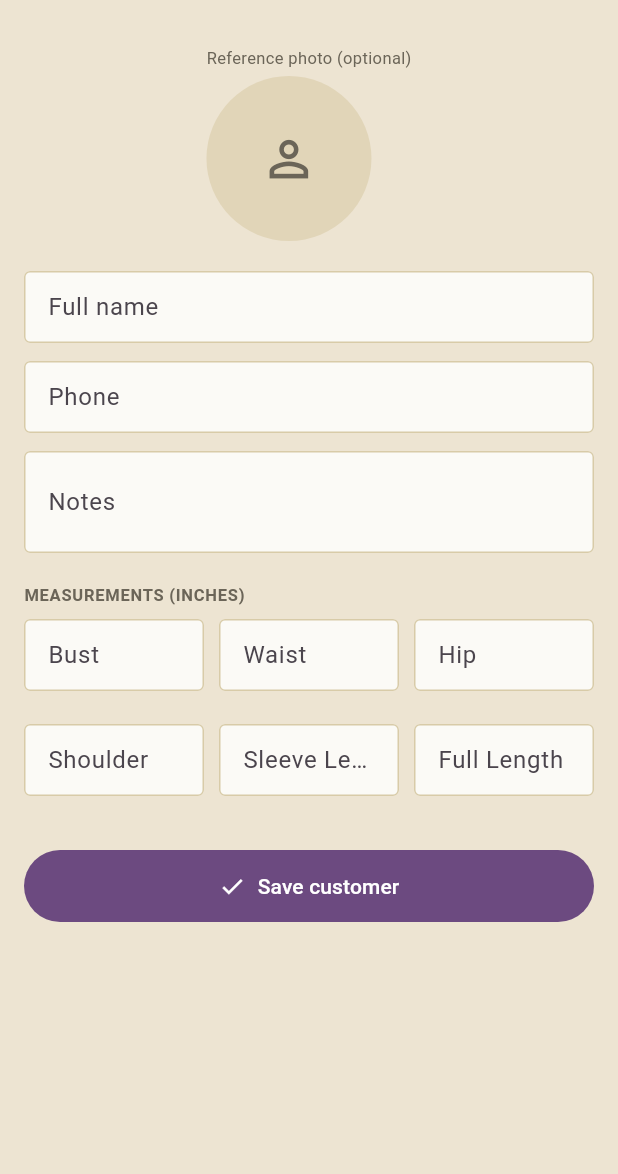
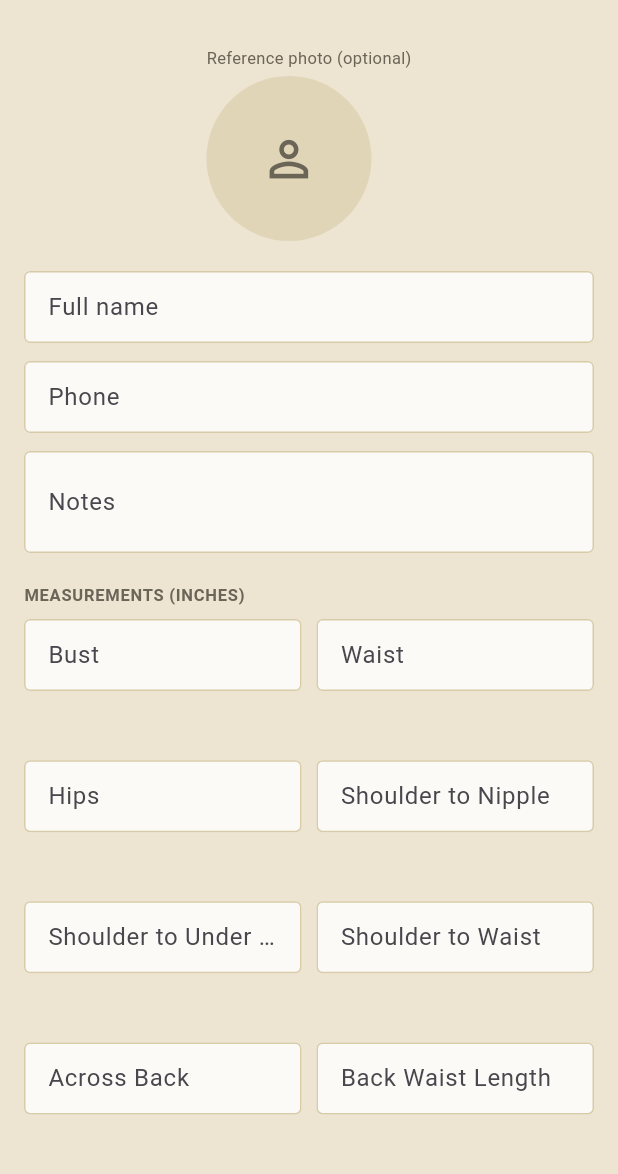
Before and after one commit to patrickangmor-del/tessy-creations-app, a Flutter app: the CustomerFormScreen screen opened directly, on a phone screen of 412 x 824 dp, the part 62-1236 px from its top. Run offline on Flutter 3.47's test engine with Material 3 defaults, Android fonts, the phone set to English and light mode, and no system bars; our stand-ins replace fl_chart, image_picker, sqflite; accounts and stored records are empty.

Commit message:
Replace placeholder measurements with the real standard set
Swaps the original 6 generic measurement fields for the 19 specific
ones actually used: Bust, Waist, Hips, Shoulder to Nipple, Shoulder to
Under Bust, Shoulder to Waist, Across Back, Back Waist Length, Around
Shoulder, three Skirt/Slit Length variants, three Sleeve Length
variants, and three Around Arm variants. Grouped into labeled sections
on both the add/edit form and the detail view so a long flat list of
inputs doesn't turn into a wall of text fields.

Customer now stores measurements as a key->value map instead of one
Dart field per measurement, since 19 named fields would have meant 19
constructor params, 19 copyWith params, etc. for no real benefit --
the database still uses one real column per measurement.

Existing on-device data is migrated (DB v2 -> v3): the old "hip" column
carries over to the new "hips" field since it's the same measurement
renamed. The old shoulder/sleeveLength/fullLength values are left in
their original (now-unused) columns rather than guessed into one of
the new, more specific fields -- there's no reliable mapping from a
single old generic value to which of the three new variants it meant.

Co-Authored-By: Claude Sonnet 5 <noreply@anthropic.com>
Claude-Session: https://claude.ai/code/session_0186RtkGrRTth4jWaZr5WDW3

```diff
--- a/lib/data/models/customer.dart
+++ b/lib/data/models/customer.dart
@@ -5,13 +5,50 @@ class MeasurementField {
   final String label;
 }
 
-const measurementFields = [
-  MeasurementField('bust', 'Bust'),
-  MeasurementField('waist', 'Waist'),
-  MeasurementField('hip', 'Hip'),
-  MeasurementField('shoulder', 'Shoulder'),
-  MeasurementField('sleeveLength', 'Sleeve Length'),
-  MeasurementField('fullLength', 'Full Length'),
+/// A group of related measurement fields, shown under a shared heading
+/// (e.g. the three skirt-length variants). [title] is null for the leading
+/// group of general fields, which sits directly under the screen's own
+/// "Measurements" heading with no sub-heading of its own.
+class MeasurementSection {
+  const MeasurementSection(this.title, this.fields);
+  final String? title;
+  final List<MeasurementField> fields;
+}
+
+const measurementSections = [
+  MeasurementSection(null, [
+    MeasurementField('bust', 'Bust'),
+    MeasurementField('waist', 'Waist'),
+    MeasurementField('hips', 'Hips'),
+    MeasurementField('shoulderToNipple', 'Shoulder to Nipple'),
+    MeasurementField('shoulderToUnderBust', 'Shoulder to Under Bust'),
+    MeasurementField('shoulderToWaist', 'Shoulder to Waist'),
+    MeasurementField('acrossBack', 'Across Back'),
+    MeasurementField('backWaistLength', 'Back Waist Length'),
+    MeasurementField('aroundShoulder', 'Around Shoulder'),
+  ]),
+  MeasurementSection('Skirt / Slit Length', [
+    MeasurementField('skirtLengthKnee', 'Knee Length'),
+    MeasurementField('skirtLengthThreeQuarter', '3/4 Length'),
+    MeasurementField('skirtLengthAnkle', 'Ankle Length'),
+    MeasurementField('slitLength', 'Slit Length'),
+  ]),
+  MeasurementSection('Sleeve Length', [
+    MeasurementField('sleeveLengthShort', 'Short'),
+    MeasurementField('sleeveLengthElbow', 'Elbow'),
+    MeasurementField('sleeveLengthLong', 'Long'),
+  ]),
+  MeasurementSection('Around Arm', [
+    MeasurementField('aroundArmShort', 'Short'),
+    MeasurementField('aroundArmElbow', 'Elbow'),
+    MeasurementField('aroundArmWrist', 'Wrist'),
+  ]),
+];
+
+/// Flat view of every field across all sections, in order — used wherever
+/// the grouping doesn't matter (database columns, building a blank map).
+final measurementFields = [
+  for (final section in measurementSections) ...section.fields,
 ];
 
 class Customer {
@@ -21,12 +58,7 @@ class Customer {
     required this.phone,
     required this.notes,
     required this.photoPath,
-    required this.bust,
-    required this.waist,
-    required this.hip,
-    required this.shoulder,
-    required this.sleeveLength,
-    required this.fullLength,
+    required this.measurements,
     required this.createdAt,
   });
 
@@ -35,34 +67,12 @@ class Customer {
   final String phone;
   final String notes;
   final String? photoPath;
-  final double? bust;
-  final double? waist;
-  final double? hip;
-  final double? shoulder;
-  final double? sleeveLength;
-  final double? fullLength;
+
+  /// Keyed by [MeasurementField.key]. Missing or null means not recorded.
+  final Map<String, double?> measurements;
   final DateTime createdAt;
 
-  /// Reads a measurement by [MeasurementField.key], for building the
-  /// measurement grid without repeating a field-by-field switch everywhere.
-  double? measurement(String key) {
-    switch (key) {
-      case 'bust':
-        return bust;
-      case 'waist':
-        return waist;
-      case 'hip':
-        return hip;
-      case 'shoulder':
-        return shoulder;
-      case 'sleeveLength':
-        return sleeveLength;
-      case 'fullLength':
-        return fullLength;
-      default:
-        return null;
-    }
-  }
+  double? measurement(String key) => measurements[key];
 
   Customer copyWith({
     String? name,
@@ -70,12 +80,7 @@ class Customer {
     String? notes,
     String? photoPath,
     bool clearPhoto = false,
-    double? bust,
-    double? waist,
-    double? hip,
-    double? shoulder,
-    double? sleeveLength,
-    double? fullLength,
+    Map<String, double?>? measurements,
   }) {
     return Customer(
       id: id,
@@ -83,31 +88,26 @@ class Customer {
       phone: phone ?? this.phone,
       notes: notes ?? this.notes,
       photoPath: clearPhoto ? null : (photoPath ?? this.photoPath),
-      bust: bust ?? this.bust,
-      waist: waist ?? this.waist,
-      hip: hip ?? this.hip,
-      shoulder: shoulder ?? this.shoulder,
-      sleeveLength: sleeveLength ?? this.sleeveLength,
-      fullLength: fullLength ?? this.fullLength,
+      measurements: measurements ?? this.measurements,
       createdAt: createdAt,
     );
   }
 
+  /// Each measurement is its own database column, so it's expanded out here
+  /// rather than stored as the map itself.
   Map<String, Object?> toMap() {
-    return {
+    final map = <String, Object?>{
       'id': id,
       'name': name,
       'phone': phone,
       'notes': notes,
       'photoPath': photoPath,
-      'bust': bust,
-      'waist': waist,
-      'hip': hip,
-      'shoulder': shoulder,
-      'sleeveLength': sleeveLength,
-      'fullLength': fullLength,
       'createdAt': createdAt.toIso8601String(),
     };
+    for (final field in measurementFields) {
+      map[field.key] = measurements[field.key];
+    }
+    return map;
   }
 
   factory Customer.fromMap(Map<String, Object?> map) {
@@ -117,12 +117,9 @@ class Customer {
       phone: map['phone'] as String? ?? '',
       notes: map['notes'] as String? ?? '',
       photoPath: map['photoPath'] as String?,
-      bust: (map['bust'] as num?)?.toDouble(),
-      waist: (map['waist'] as num?)?.toDouble(),
-      hip: (map['hip'] as num?)?.toDouble(),
-      shoulder: (map['shoulder'] as num?)?.toDouble(),
-      sleeveLength: (map['sleeveLength'] as num?)?.toDouble(),
-      fullLength: (map['fullLength'] as num?)?.toDouble(),
+      measurements: {
+        for (final field in measurementFields) field.key: (map[field.key] as num?)?.toDouble(),
+      },
       createdAt: DateTime.parse(map['createdAt'] as String),
     );
   }
--- a/lib/screens/customers/customer_form_screen.dart
+++ b/lib/screens/customers/customer_form_screen.dart
@@ -6,6 +6,7 @@ import '../../state/customers_controller.dart';
 import '../../theme/app_theme.dart';
 import '../../utils/ids.dart';
 import '../../utils/photo_storage.dart';
+import '../../widgets/measurement_sections.dart';
 import '../../widgets/photo_field.dart';
 
 /// Add or edit a customer. Pass an existing [customer] to edit it;
@@ -73,12 +74,9 @@ class _CustomerFormScreenState extends State<CustomerFormScreen> {
       phone: _phoneCtrl.text.trim(),
       notes: _notesCtrl.text.trim(),
       photoPath: _photoPath,
-      bust: _parseMeasurement('bust'),
-      waist: _parseMeasurement('waist'),
-      hip: _parseMeasurement('hip'),
-      shoulder: _parseMeasurement('shoulder'),
-      sleeveLength: _parseMeasurement('sleeveLength'),
-      fullLength: _parseMeasurement('fullLength'),
+      measurements: {
+        for (final f in measurementFields) f.key: _parseMeasurement(f.key),
+      },
       createdAt: widget.customer?.createdAt ?? now,
     );
 
@@ -143,25 +141,16 @@ class _CustomerFormScreenState extends State<CustomerFormScreen> {
             const SizedBox(height: 20),
             const Text('MEASUREMENTS (INCHES)', style: sectionLabelStyle),
             const SizedBox(height: 8),
-            GridView.count(
-              crossAxisCount: 3,
-              shrinkWrap: true,
-              physics: const NeverScrollableScrollPhysics(),
-              mainAxisSpacing: 10,
-              crossAxisSpacing: 10,
-              childAspectRatio: 2.0,
-              children: [
-                for (final f in measurementFields)
-                  TextFormField(
-                    controller: _measurementCtrls[f.key],
-                    decoration: InputDecoration(labelText: f.label),
+            MeasurementSections(
+              fieldBuilder: (field) => TextFormField(
+                controller: _measurementCtrls[field.key],
+                decoration: InputDecoration(labelText: field.label),
                 keyboardType: const TextInputType.numberWithOptions(decimal: true),
                 validator: (v) {
                   if (v == null || v.trim().isEmpty) return null;
                   return double.tryParse(v.trim()) == null ? 'Invalid' : null;
                 },
               ),
-              ],
             ),
             const SizedBox(height: 24),
             FilledButton.icon(
--- /dev/null
+++ b/lib/widgets/measurement_sections.dart
@@ -0,0 +1,44 @@
+import 'package:flutter/material.dart';
+
+import '../data/models/customer.dart';
+import '../theme/app_theme.dart';
+
+/// Lays out every measurement field grouped into its section (general
+/// fields first with no heading, then Skirt/Slit Length, Sleeve Length,
+/// Around Arm each under their own small heading). [fieldBuilder] supplies
+/// the widget for a single field — a text input on the form screen, a
+/// read-only value tile on the detail screen — so this widget only owns
+/// the grouping and the responsive column count.
+class MeasurementSections extends StatelessWidget {
+  const MeasurementSections({super.key, required this.fieldBuilder});
+
+  final Widget Function(MeasurementField field) fieldBuilder;
+
+  @override
+  Widget build(BuildContext context) {
+    final width = MediaQuery.sizeOf(context).width;
+    final crossAxisCount = width > 700 ? 3 : 2;
+
+    return Column(
+      crossAxisAlignment: CrossAxisAlignment.start,
+      children: [
+        for (final section in measurementSections) ...[
+          if (section.title != null) ...[
+            Text(section.title!.toUpperCase(), style: sectionLabelStyle),
+            const SizedBox(height: 8),
+          ],
+          GridView.count(
+            crossAxisCount: crossAxisCount,
+            shrinkWrap: true,
+            physics: const NeverScrollableScrollPhysics(),
+            mainAxisSpacing: 10,
+            crossAxisSpacing: 10,
+            childAspectRatio: 2.2,
+            children: [for (final field in section.fields) fieldBuilder(field)],
+          ),
+          const SizedBox(height: 16),
+        ],
+      ],
+    );
+  }
+}
```
Also changed, not shown: lib/data/db/app_database.dart (+26 -7 lines), lib/screens/customers/customer_detail_screen.dart (+5 -13 lines), 1 other file. Lines whose indentation alone changed are shown as unchanged.
